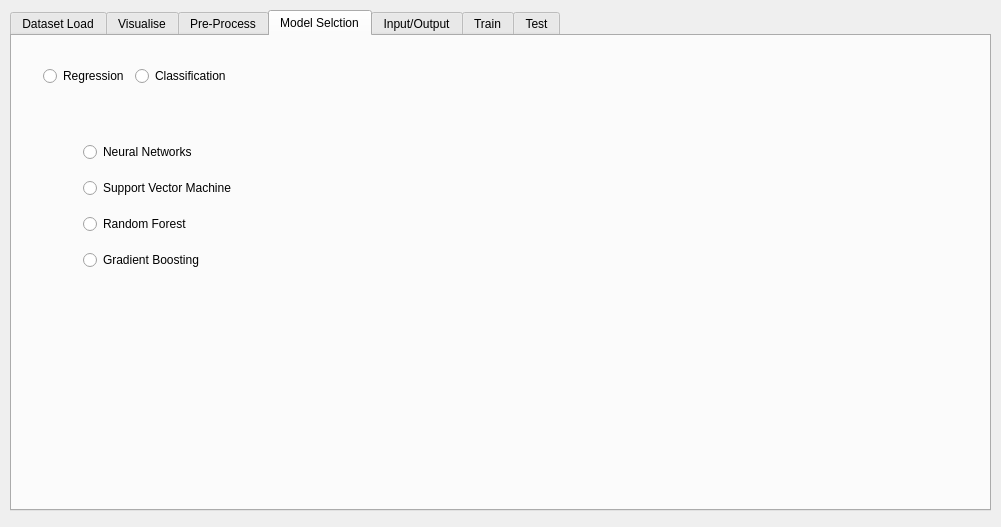
Above: resources/ui/ml_gui.ui from matheusft/modelling_ml before the change. Below: the same form after it.
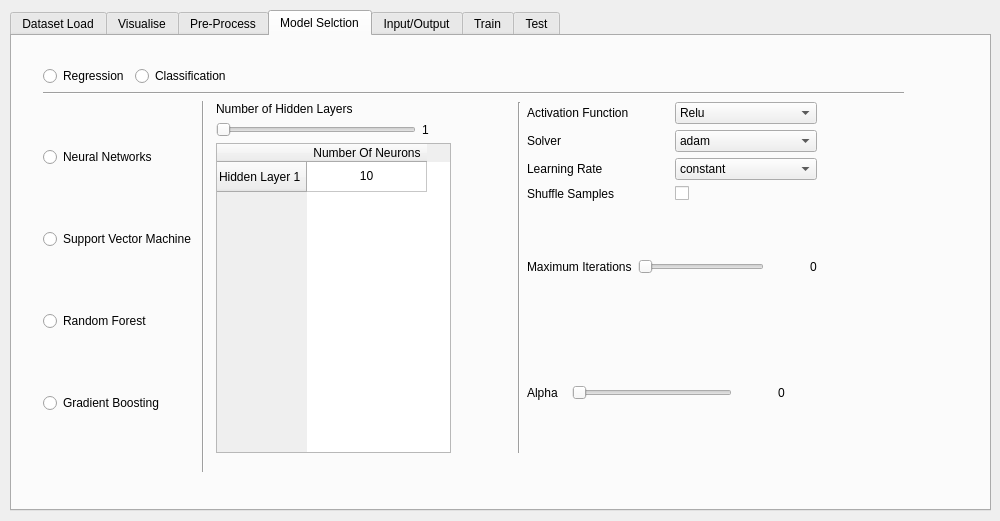
That is the form after the change. The open tabs and pages were chosen to show the change. Icons and pictures are not drawn. Custom widgets are drawn as their Qt base class.

Commit message:
Building the Input/Output Tab
Took 3 hours 18 minutes

Diff of the .ui file:
```diff
--- a/resources/ui/ml_gui.ui
+++ b/resources/ui/ml_gui.ui
@@ -6,8 +6,8 @@
    <rect>
     <x>0</x>
     <y>0</y>
-    <width>1001</width>
-    <height>527</height>
+    <width>1000</width>
+    <height>521</height>
    </rect>
   </property>
   <property name="windowTitle">
@@ -802,7 +802,7 @@
       <rect>
        <x>31</x>
        <y>30</y>
-       <width>541</width>
+       <width>861</width>
        <height>411</height>
       </rect>
      </property>
@@ -838,60 +838,484 @@
         </item>
        </layout>
       </item>
+      <item>
+       <widget class="Line" name="line">
+        <property name="orientation">
+         <enum>Qt::Horizontal</enum>
+        </property>
+       </widget>
+      </item>
       <item>
        <widget class="QStackedWidget" name="regression_and_classification_stackedWidget">
         <property name="currentIndex">
          <number>0</number>
         </property>
         <widget class="QWidget" name="page_regression">
-         <widget class="QStackedWidget" name="regression_parameters_stackedWidget">
+         <widget class="QWidget" name="horizontalLayoutWidget">
           <property name="geometry">
            <rect>
-            <x>280</x>
-            <y>40</y>
-            <width>221</width>
-            <height>161</height>
+            <x>0</x>
+            <y>-10</y>
+            <width>861</width>
+            <height>381</height>
            </rect>
           </property>
-          <widget class="QWidget" name="page_3"/>
-          <widget class="QWidget" name="page_4"/>
-         </widget>
-         <widget class="QWidget" name="verticalLayoutWidget_3">
-          <property name="geometry">
-           <rect>
-            <x>40</x>
-            <y>40</y>
-            <width>174</width>
-            <height>151</height>
-           </rect>
-          </property>
-          <layout class="QVBoxLayout" name="verticalLayout_9">
+          <layout class="QHBoxLayout" name="horizontalLayout_9">
+           <property name="sizeConstraint">
+            <enum>QLayout::SetMaximumSize</enum>
+           </property>
            <item>
-            <widget class="QRadioButton" name="radioButton_5">
-             <property name="text">
-              <string>Neural Networks</string>
-             </property>
-            </widget>
+            <layout class="QVBoxLayout" name="verticalLayout_9">
+             <item>
+              <widget class="QRadioButton" name="nn_regression_radioButton">
+               <property name="text">
+                <string>Neural Networks</string>
+               </property>
+              </widget>
+             </item>
+             <item>
+              <widget class="QRadioButton" name="svm_regression_radioButton">
+               <property name="text">
+                <string>Support Vector Machine</string>
+               </property>
+              </widget>
+             </item>
+             <item>
+              <widget class="QRadioButton" name="randomforest_regression_radioButton">
+               <property name="text">
+                <string>Random Forest</string>
+               </property>
+              </widget>
+             </item>
+             <item>
+              <widget class="QRadioButton" name="gradientboosting_regression_radioButton">
+               <property name="text">
+                <string>Gradient Boosting</string>
+               </property>
+              </widget>
+             </item>
+            </layout>
            </item>
            <item>
-            <widget class="QRadioButton" name="radioButton_6">
-             <property name="text">
-              <string>Support Vector Machine</string>
+            <widget class="Line" name="line_2">
+             <property name="orientation">
+              <enum>Qt::Vertical</enum>
              </property>
             </widget>
            </item>
            <item>
-            <widget class="QRadioButton" name="radioButton_7">
-             <property name="text">
-              <string>Random Forest</string>
+            <widget class="QStackedWidget" name="regression_parameters_stackedWidget">
+             <property name="currentIndex">
+              <number>0</number>
              </property>
-            </widget>
-           </item>
-           <item>
-            <widget class="QRadioButton" name="radioButton_8">
-             <property name="text">
-              <string>Gradient Boosting</string>
-             </property>
+             <widget class="QWidget" name="nn_regression_page">
+              <widget class="QWidget" name="layoutWidget">
+               <property name="geometry">
+                <rect>
+                 <x>5</x>
+                 <y>11</y>
+                 <width>671</width>
+                 <height>351</height>
+                </rect>
+               </property>
+               <layout class="QHBoxLayout" name="horizontalLayout_17">
+                <item>
+                 <layout class="QVBoxLayout" name="verticalLayout_11">
+                  <item>
+                   <widget class="QLabel" name="nn_hidden_layers_label">
+                    <property name="sizePolicy">
+                     <sizepolicy hsizetype="Minimum" vsizetype="Preferred">
+                      <horstretch>0</horstretch>
+                      <verstretch>0</verstretch>
+                     </sizepolicy>
+                    </property>
+                    <property name="maximumSize">
+                     <size>
+                      <width>160</width>
+                      <height>16777215</height>
+                     </size>
+                    </property>
+                    <property name="text">
+                     <string>Number of Hidden Layers</string>
+                    </property>
+                   </widget>
+                  </item>
+                  <item>
+                   <layout class="QHBoxLayout" name="horizontalLayout_19">
+                    <item>
+                     <widget class="QSlider" name="nn_layers_horizontalSlider">
+                      <property name="maximumSize">
+                       <size>
+                        <width>200</width>
+                        <height>16777215</height>
+                       </size>
+                      </property>
+                      <property name="minimum">
+                       <number>1</number>
+                      </property>
+                      <property name="maximum">
+                       <number>50</number>
+                      </property>
+                      <property name="orientation">
+                       <enum>Qt::Horizontal</enum>
+                      </property>
+                     </widget>
+                    </item>
+                    <item>
+                     <widget class="QLabel" name="nn_layers_label">
+                      <property name="text">
+                       <string>1</string>
+                      </property>
+                     </widget>
+                    </item>
+                   </layout>
+                  </item>
+                  <item>
+                   <widget class="QTableWidget" name="nn_layers_tableWidget">
+                    <property name="maximumSize">
+                     <size>
+                      <width>235</width>
+                      <height>16777215</height>
+                     </size>
+                    </property>
+                    <attribute name="horizontalHeaderDefaultSectionSize">
+                     <number>120</number>
+                    </attribute>
+                    <row>
+                     <property name="text">
+                      <string>Hidden Layer 1</string>
+                     </property>
+                    </row>
+                    <column>
+                     <property name="text">
+                      <string>Number Of Neurons</string>
+                     </property>
+                    </column>
+                    <item row="0" column="0">
+                     <property name="text">
+                      <string>10</string>
+                     </property>
+                     <property name="textAlignment">
+                      <set>AlignCenter</set>
+                     </property>
+                    </item>
+                   </widget>
+                  </item>
+                 </layout>
+                </item>
+                <item>
+                 <widget class="Line" name="line_3">
+                  <property name="orientation">
+                   <enum>Qt::Horizontal</enum>
+                  </property>
+                 </widget>
+                </item>
+                <item>
+                 <widget class="Line" name="line_4">
+                  <property name="orientation">
+                   <enum>Qt::Vertical</enum>
+                  </property>
+                 </widget>
+                </item>
+                <item>
+                 <layout class="QVBoxLayout" name="verticalLayout_8">
+                  <item>
+                   <layout class="QHBoxLayout" name="horizontalLayout_12">
+                    <item>
+                     <widget class="QLabel" name="label_16">
+                      <property name="text">
+                       <string>Activation Function</string>
+                      </property>
+                     </widget>
+                    </item>
+                    <item>
+                     <widget class="QComboBox" name="comboBox">
+                      <property name="maximumSize">
+                       <size>
+                        <width>160</width>
+                        <height>16777215</height>
+                       </size>
+                      </property>
+                      <item>
+                       <property name="text">
+                        <string>Relu</string>
+                       </property>
+                      </item>
+                      <item>
+                       <property name="text">
+                        <string>Identity</string>
+                       </property>
+                      </item>
+                      <item>
+                       <property name="text">
+                        <string>Logistic</string>
+                       </property>
+                      </item>
+                      <item>
+                       <property name="text">
+                        <string>Tanh</string>
+                       </property>
+                      </item>
+                     </widget>
+                    </item>
+                   </layout>
+                  </item>
+                  <item>
+                   <layout class="QHBoxLayout" name="horizontalLayout_11">
+                    <item>
+                     <widget class="QLabel" name="label_17">
+                      <property name="text">
+                       <string>Solver</string>
+                      </property>
+                     </widget>
+                    </item>
+                    <item>
+                     <widget class="QComboBox" name="comboBox_2">
+                      <property name="maximumSize">
+                       <size>
+                        <width>160</width>
+                        <height>16777215</height>
+                       </size>
+                      </property>
+                      <item>
+                       <property name="text">
+                        <string>adam</string>
+                       </property>
+                      </item>
+                      <item>
+                       <property name="text">
+                        <string>lbfgs</string>
+                       </property>
+                      </item>
+                      <item>
+                       <property name="text">
+                        <string>sgd</string>
+                       </property>
+                      </item>
+                     </widget>
+                    </item>
+                   </layout>
+                  </item>
+                  <item>
+                   <layout class="QHBoxLayout" name="horizontalLayout_13">
+                    <item>
+                     <widget class="QLabel" name="label_18">
+                      <property name="text">
+                       <string>Learning Rate</string>
+                      </property>
+                     </widget>
+                    </item>
+                    <item>
+                     <widget class="QComboBox" name="comboBox_3">
+                      <property name="maximumSize">
+                       <size>
+                        <width>160</width>
+                        <height>16777215</height>
+                       </size>
+                      </property>
+                      <item>
+                       <property name="text">
+                        <string>constant</string>
+                       </property>
+                      </item>
+                      <item>
+                       <property name="text">
+                        <string>invscaling</string>
+                       </property>
+                      </item>
+                      <item>
+                       <property name="text">
+                        <string>adaptive</string>
+                       </property>
+                      </item>
+                     </widget>
+                    </item>
+                   </layout>
+                  </item>
+                  <item>
+                   <layout class="QHBoxLayout" name="horizontalLayout_14">
+                    <item>
+                     <widget class="QLabel" name="label_8">
+                      <property name="text">
+                       <string>Shuffle Samples</string>
+                      </property>
+                     </widget>
+                    </item>
+                    <item>
+                     <widget class="QCheckBox" name="checkBox">
+                      <property name="maximumSize">
+                       <size>
+                        <width>160</width>
+                        <height>16777215</height>
+                       </size>
+                      </property>
+                      <property name="text">
+                       <string/>
+                      </property>
+                     </widget>
+                    </item>
+                   </layout>
+                  </item>
+                  <item>
+                   <layout class="QHBoxLayout" name="horizontalLayout_15">
+                    <item>
+                     <widget class="QLabel" name="label">
+                      <property name="text">
+                       <string>Maximum Iterations</string>
+                      </property>
+                     </widget>
+                    </item>
+                    <item>
+                     <widget class="QSlider" name="horizontalSlider">
+                      <property name="maximumSize">
+                       <size>
+                        <width>160</width>
+                        <height>16777215</height>
+                       </size>
+                      </property>
+                      <property name="orientation">
+                       <enum>Qt::Horizontal</enum>
+                      </property>
+                     </widget>
+                    </item>
+                    <item>
+                     <spacer name="horizontalSpacer_4">
+                      <property name="orientation">
+                       <enum>Qt::Horizontal</enum>
+                      </property>
+                      <property name="sizeType">
+                       <enum>QSizePolicy::Minimum</enum>
+                      </property>
+                      <property name="sizeHint" stdset="0">
+                       <size>
+                        <width>40</width>
+                        <height>20</height>
+                       </size>
+                      </property>
+                     </spacer>
+                    </item>
+                    <item>
+                     <widget class="QLabel" name="label_21">
+                      <property name="text">
+                       <string>0</string>
+                      </property>
+                     </widget>
+                    </item>
+                   </layout>
+                  </item>
+                  <item>
+                   <layout class="QHBoxLayout" name="horizontalLayout_16">
+                    <item>
+                     <widget class="QLabel" name="label_15">
+                      <property name="text">
+                       <string>Alpha</string>
+                      </property>
+                     </widget>
+                    </item>
+                    <item>
+                     <widget class="QSlider" name="horizontalSlider_2">
+                      <property name="maximumSize">
+                       <size>
+                        <width>160</width>
+                        <height>16777215</height>
+                       </size>
+                      </property>
+                      <property name="orientation">
+                       <enum>Qt::Horizontal</enum>
+                      </property>
+                     </widget>
+                    </item>
+                    <item>
+                     <spacer name="horizontalSpacer_3">
+                      <property name="orientation">
+                       <enum>Qt::Horizontal</enum>
+                      </property>
+                      <property name="sizeType">
+                       <enum>QSizePolicy::Minimum</enum>
+                      </property>
+                      <property name="sizeHint" stdset="0">
+                       <size>
+                        <width>40</width>
+                        <height>20</height>
+                       </size>
+                      </property>
+                     </spacer>
+                    </item>
+                    <item>
+                     <widget class="QLabel" name="label_20">
+                      <property name="text">
+                       <string>0</string>
+                      </property>
+                     </widget>
+                    </item>
+                   </layout>
+                  </item>
+                 </layout>
+                </item>
+                <item>
+                 <spacer name="horizontalSpacer_5">
+                  <property name="orientation">
+                   <enum>Qt::Horizontal</enum>
+                  </property>
+                  <property name="sizeType">
+                   <enum>QSizePolicy::Fixed</enum>
+                  </property>
+                  <property name="sizeHint" stdset="0">
+                   <size>
+                    <width>70</width>
+                    <height>20</height>
+                   </size>
+                  </property>
+                 </spacer>
+                </item>
+               </layout>
+              </widget>
+             </widget>
+             <widget class="QWidget" name="svm_regression_page">
+              <widget class="QLabel" name="label_3">
+               <property name="geometry">
+                <rect>
+                 <x>210</x>
+                 <y>90</y>
+                 <width>60</width>
+                 <height>16</height>
+                </rect>
+               </property>
+               <property name="text">
+                <string>SVM</string>
+               </property>
+              </widget>
+             </widget>
+             <widget class="QWidget" name="randomforest_regression_page">
+              <widget class="QLabel" name="label_6">
+               <property name="geometry">
+                <rect>
+                 <x>190</x>
+                 <y>120</y>
+                 <width>60</width>
+                 <height>16</height>
+                </rect>
+               </property>
+               <property name="text">
+                <string>Random</string>
+               </property>
+              </widget>
+             </widget>
+             <widget class="QWidget" name="gradientboosting_regression_page">
+              <widget class="QLabel" name="label_7">
+               <property name="geometry">
+                <rect>
+                 <x>200</x>
+                 <y>180</y>
+                 <width>60</width>
+                 <height>16</height>
+                </rect>
+               </property>
+               <property name="text">
+                <string>Boost</string>
+               </property>
+              </widget>
+             </widget>
             </widget>
            </item>
           </layout>
```
Left out of the diff: 171 changed lines with no effect on the pictures. The commit also changes 3 other files.
